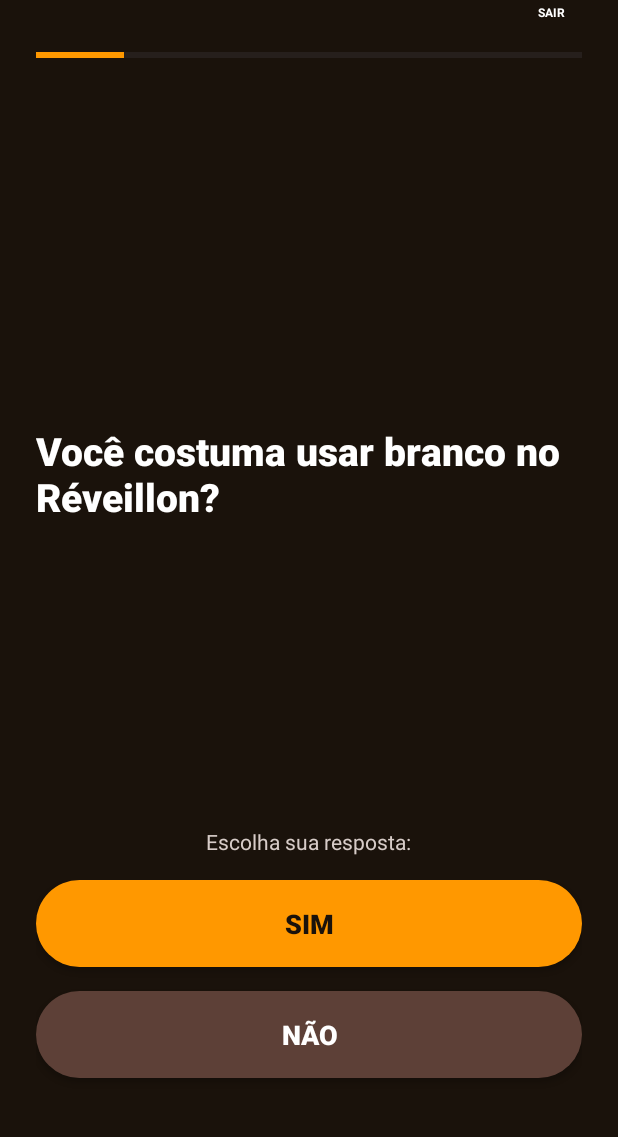
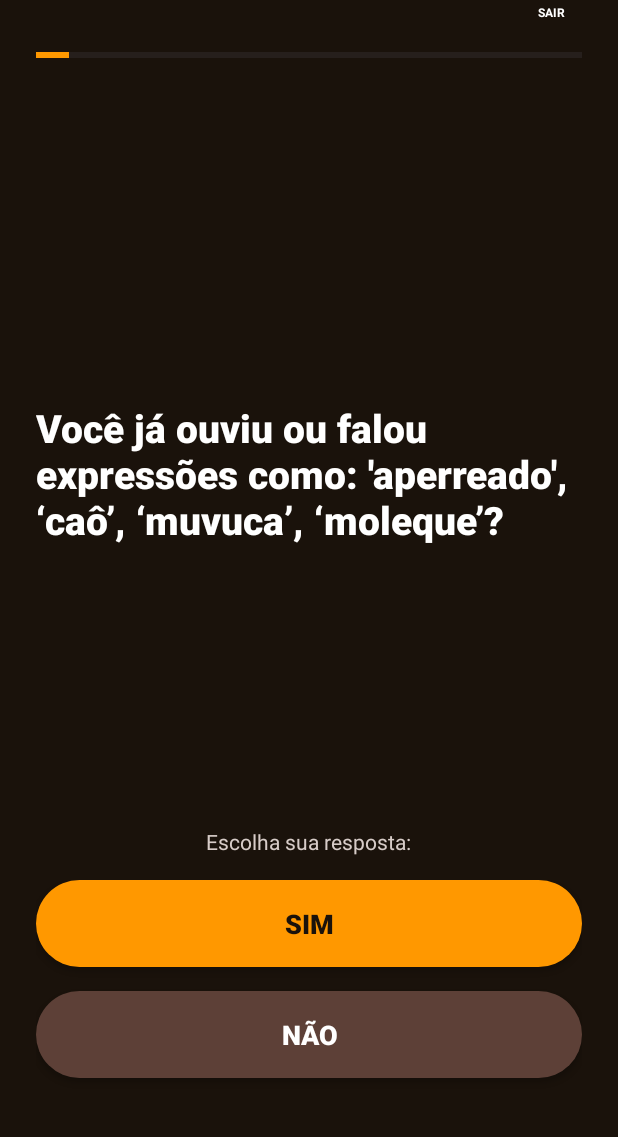
Before and after one commit to DiogoAntuness/Hackathon-IF-Baiano-2025, an Android app: the screen it shows after launch (QuizActivity), after a tap on "Iniciar Jornada", on a phone screen of 412 x 824 dp, the part 86-1223 px from its top. Run offline under Robolectric (Android 15) with nearby library versions, the phone set to English and light mode, and no system bars.

Commit message:
Implementação das perguntas

```diff
--- a/app/src/main/java/com/example/raizafro/QuizActivity.kt
+++ b/app/src/main/java/com/example/raizafro/QuizActivity.kt
@@ -33,7 +33,6 @@ class QuizActivity : AppCompatActivity() {
 
     private fun carregarPergunta() {
         respondida = false
-
         // Lógica da Barra de Progresso
         val totalPerguntas = perguntas.size
         val perguntaAtual = index + 1 // Como o index começa em 0, somamos 1
@@ -41,7 +40,7 @@ class QuizActivity : AppCompatActivity() {
         // Aplica na barra (com animação suave se possível, mas direto por enquanto)
         binding.progressBar.progress = progresso
 
-        val p = perguntas[index] // p Pega as pergunta do Model: Pergunta.kt
+        val p = perguntas.shuffled()[index] // p Pega as pergunta do Model: Pergunta.kt // shuffled() deixa aleatório as perguntas
         binding.txtPergunta.text = p.text  // Recebe o texto no xml.
     }
 
--- a/app/src/main/java/com/example/raizafro/models/Pergunta.kt
+++ b/app/src/main/java/com/example/raizafro/models/Pergunta.kt
@@ -8,40 +8,110 @@ data class Pergunta(
 )
 
 val perguntas = listOf(
+    // APROVADAS:
+    Pergunta(
+        text = "Cuscuz faz parte da sua alimentação?",
+        options = listOf("Sim", "Não"),
+        correctIndex = 0,
+        curiosidade = " A origem do cuscuz remonta ao norte da África, onde foi criado provavelmente pelos povos berberes e disseminado pelos árabes. O prato chegou ao Brasil com os escravizados durante o período colonial e foi adaptado usando ingredientes locais, como o milho, em vez da sêmola de trigo original."
+    ),
+
+    Pergunta(
+        text = "Você já usou tranças, dreads ou penteados com trancinhas?",
+        options = listOf("Sim", "Não"),
+        correctIndex = 0,
+        curiosidade = "Tranças são uma prática ancestral africana, usadas para identificar etnias, status social e até mapas de fuga."
+    ),
+
+    Pergunta(
+        text = "Você gosta de comer acarajé?",
+        options = listOf("Sim", "Não"),
+        correctIndex = 0,
+        curiosidade = "O acarajé é um alimento de origem iorubá, trazido por mulheres negras e ligado a tradições religiosas afro-brasileiras."
+    ),
+
+    Pergunta(
+        text = "Você gosta de samba ou pagode?",
+        options = listOf("Sim", "Não"),
+        correctIndex = 0,
+        curiosidade = "O samba nasceu de tradições musicais africanas, especialmente dos terreiros e comunidades negras urbanas."
+    ),
+
+    Pergunta(
+        text = "Você costuma usar a palavra 'cafuné' para descrever carinho?",
+        options = listOf("Sim", "Não"),
+        correctIndex = 0,
+        curiosidade = "'Cafuné' é uma palavra de origem africana (provavelmente do quimbundo kifumune) e é uma das poucas palavras em português que não tem tradução direta e exata para outros idiomas. É uma herança de afeto ancestral."
+    ),
+
+    Pergunta(
+        text = "Você sabe o significado da palavra ‘axé’?",
+        options = listOf("Sim", "Não"),
+        correctIndex = 0,
+        curiosidade = "‘Axé’ é uma palavra de origem iorubá que significa energia vital, poder, força ou energia. A palavra axé é usada como saudação em contextos das religiões afro-brasileiras."
+    ),
+
     Pergunta(
         text = "Você costuma usar branco no Réveillon?",
         options = listOf("Sim", "Não"),
         correctIndex = 0,
         curiosidade = "O uso do branco no Réveillon deriva diretamente das tradições do Candomblé e da Umbanda, onde vestir branco representa paz, renovação e homenagem a Oxalá."
     ),
+
     Pergunta(
-        text = "Você já usou a palavra ‘axé’ para desejar coisas boas?",
+        text = "Você gosta de feijoada?",
         options = listOf("Sim", "Não"),
         correctIndex = 0,
-        curiosidade = "‘Axé’ é uma palavra de origem iorubá que significa energia vital. É amplamente usada no Brasil sem que sua origem africana seja reconhecida."
+        curiosidade = "A feijoada tem origem nas cozinhas das pessoas negras escravizadas, que transformavam restos de carne em um prato forte e saboroso — hoje símbolo nacional."
     ),
+
     Pergunta(
-        text = "Você costuma comer acarajé, vatapá ou caruru?",
-        options = listOf("Sim", "Não"),
-        correctIndex = 0,
-        curiosidade = "Essas comidas são patrimônio do povo negro e surgiram através das Quituteiras Baianas, mulheres africanas escravizadas que sustentavam famílias vendendo seus pratos."
-    ),
-    Pergunta(
-        text = "Você acredita em simpatias (como arruda, olho-gordo, banho de sal grosso)?",
-        options = listOf("Sim", "Não"),
-        correctIndex = 0,
-        curiosidade = "Grande parte das simpatias brasileiras vem das práticas religiosas e culturais afro-diaspóricas, adaptadas ao cotidiano."
-    ),
-    Pergunta(
-        text = "Você já ouviu ou falou expressões como: ‘mó tempão’, ‘mandinga’, ‘caô’, ‘muvuca’, ‘moleque’?",
+        text = "Você já ouviu ou falou expressões como: 'aperreado', ‘caô’, ‘muvuca’, ‘moleque’?",
         options = listOf("Sim", "Não"),
         correctIndex = 0,
         curiosidade = "Essas gírias populares têm origem africana (iorubá, quimbundo, banto). A influência linguística negra é uma das maiores do português brasileiro."
     ),
+
     Pergunta(
-        text = "Você gosta de samba, pagode, funk ou axé?",
+        text = "Você já falou 'caçula' para se referir ao irmão/filho(a) mais novo?",
         options = listOf("Sim", "Não"),
         correctIndex = 0,
-        curiosidade = "Esses gêneros musicais nasceram diretamente das tradições e resistência cultural negra no Brasil."
-    )
+        curiosidade = "A origem da palavra 'caçula' está no quimbundo, com o significado de 'último filho' ou 'membro mais novo'. Incorporada ao português brasileiro principalmente por meio do trabalho doméstico e da influência das mulheres negras escravizadas."
+    ),
+
+    Pergunta(
+        text = "Você já ouviu ou fala 'baba' para se referir ao jogo com a galera, como exemplo o futebol",
+        options = listOf("Sim", "Não"),
+        correctIndex = 0,
+        curiosidade = "Essa gíria popular na Bahia têm origem africana da língua quimbundo."
+    ),
+
+    Pergunta(
+        text = "Você fala 'babá' para se referir a uma pessoa que cuida de crianças",
+        options = listOf("Sim", "Não"),
+        correctIndex = 0,
+        curiosidade = " palavra 'babá' tem origem na língua quimbundo, onde o verbo 'kubaba' significa 'acalentar ou embalar uma criança para adormecer'."
+    ),
+
+    Pergunta(
+        text = "Já viu em vídeos ou presenciou, um pastor perguntar 'quem é você?' ou 'o que quer aqui?' para a entidade na hora da libertação?",
+        options = listOf("Sim", "Não"),
+        correctIndex = 0,
+        curiosidade = "Conversar com espíritos (entrevista) é uma estrutura típica da Umbanda e religiões mediúnicas. No protestantismo tradicional (luterano/calvinista), não há diálogo. Esse hábito nas igrejas brasileiras reflete nossa cultura de matriz africana de interação com o mundo espiritual."
+    ),
+
+    Pergunta(
+        text = "Você já viu alguém 'sapatear', 'pular' ou 'marchar' no poder durante um culto?",
+        options = listOf("Sim", "Não"),
+        correctIndex = 0,
+        curiosidade = "Esse movimento corporal de bater os pés ritmicamente no chão é fenomenologicamente igual à dança dos Caboclos na Umbanda. O protestantismo histórico europeu é estático; o corpo que dança no culto é uma marca afro-brasileira."
+    ),
+
+    Pergunta(
+        text = "Você costuma orar de mãos dadas formando um círculo (roda de oração), por exemplo em igrejas?",
+        options = listOf("Sim", "Não"),
+        correctIndex = 0,
+        curiosidade = "A formação em 'roda' é a geometria sagrada das culturas africanas e indígenas para circulação de energia. O modelo europeu tradicional é linear (bancos em fileiras). O círculo de oração é uma herança direta dessa ancestralidade comunitária."
+    ),
+
 )
```
